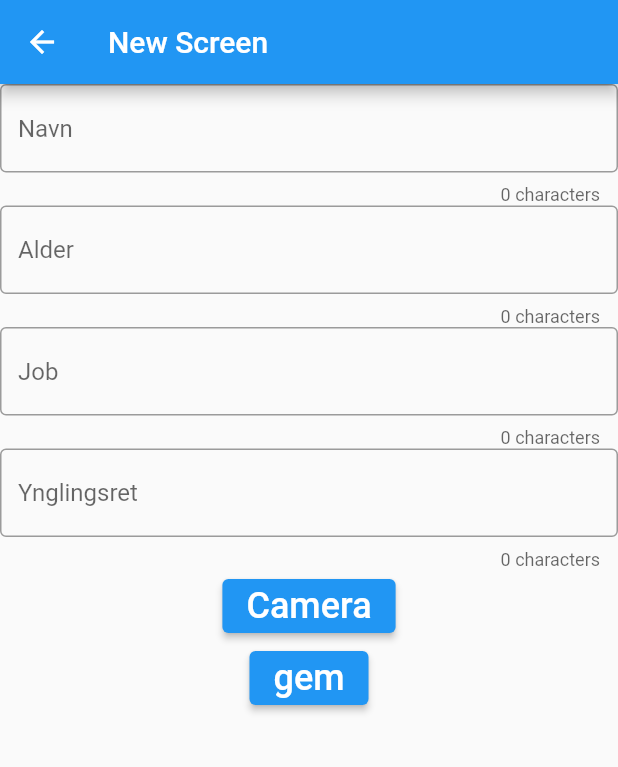
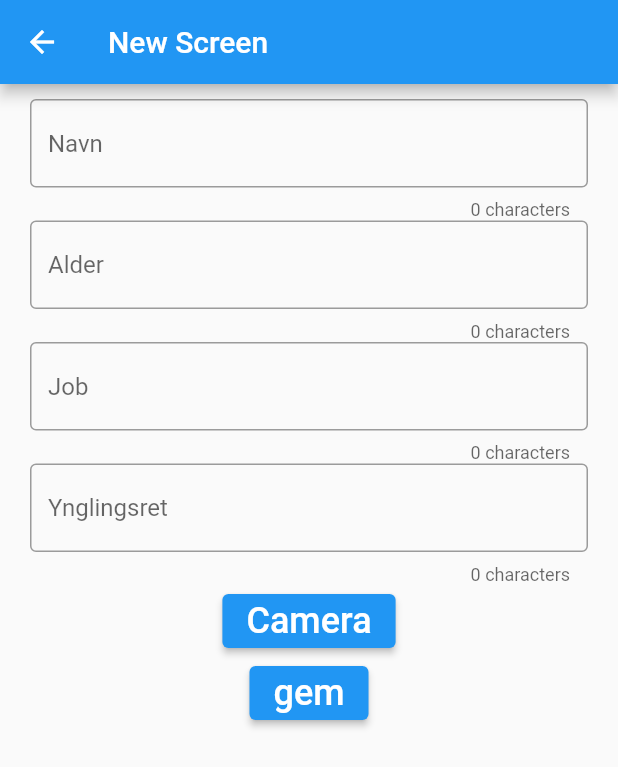
Before and after one commit to Lynx2912/contactbogs_app, a Flutter app: the screen it shows after launch, after a tap on an icon or button, on a phone screen of 412 x 824 dp. Shown: the top 767 px of the screen. Run offline on Flutter 3.47's test engine with Material 2 defaults, Android fonts, the phone set to English and light mode, and no system bars; our stand-ins replace camera, flutter_swiper.

Commit message:
cleaning 3

```diff
--- a/lib/add.dart
+++ b/lib/add.dart
@@ -40,7 +40,9 @@ class MyCustomForm extends State<NewScreen> {
             key: _formKey,
             child: Column(
               children: <Widget>[
-                TextFormField(
+                Padding(
+                  padding: EdgeInsets.fromLTRB(20, 10, 20, 0),
+                  child: TextFormField(
                       validator: (value) {
                         if (value.isEmpty) {
                           return 'Please enter some text';
@@ -53,7 +55,10 @@ class MyCustomForm extends State<NewScreen> {
                         counterText: '0 characters',
                         border: const OutlineInputBorder(),
                       )),
-                TextFormField(
+                ),
+                Padding(
+                  padding: EdgeInsets.fromLTRB(20, 0, 20, 0),
+                  child: TextFormField(
                       validator: (value) {
                         if (value.isEmpty) {
                           return 'Please enter some text';
@@ -67,7 +72,10 @@ class MyCustomForm extends State<NewScreen> {
                         counterText: '0 characters',
                         border: const OutlineInputBorder(),
                       )),
-                TextFormField(
+                ),
+                Padding(
+                  padding: EdgeInsets.fromLTRB(20, 0, 20, 0),
+                  child: TextFormField(
                       validator: (value) {
                         if (value.isEmpty) {
                           return 'Please enter some text';
@@ -80,7 +88,10 @@ class MyCustomForm extends State<NewScreen> {
                         counterText: '0 characters',
                         border: const OutlineInputBorder(),
                       )),
-                TextFormField(
+                ),
+                Padding(
+                  padding: EdgeInsets.fromLTRB(20, 0, 20, 0),
+                  child: TextFormField(
                       validator: (value) {
                         if (value.isEmpty) {
                           return 'Please enter some text';
@@ -93,6 +104,7 @@ class MyCustomForm extends State<NewScreen> {
                         counterText: '0 characters',
                         border: const OutlineInputBorder(),
                       ) // Add TextFormFields and ElevatedButton here.
+                      ),
                 ),
                 ElevatedButton(
                     child: Text('Camera', style: TextStyle(fontSize: 24.0)),
```
Lines whose indentation alone changed are shown as unchanged.
